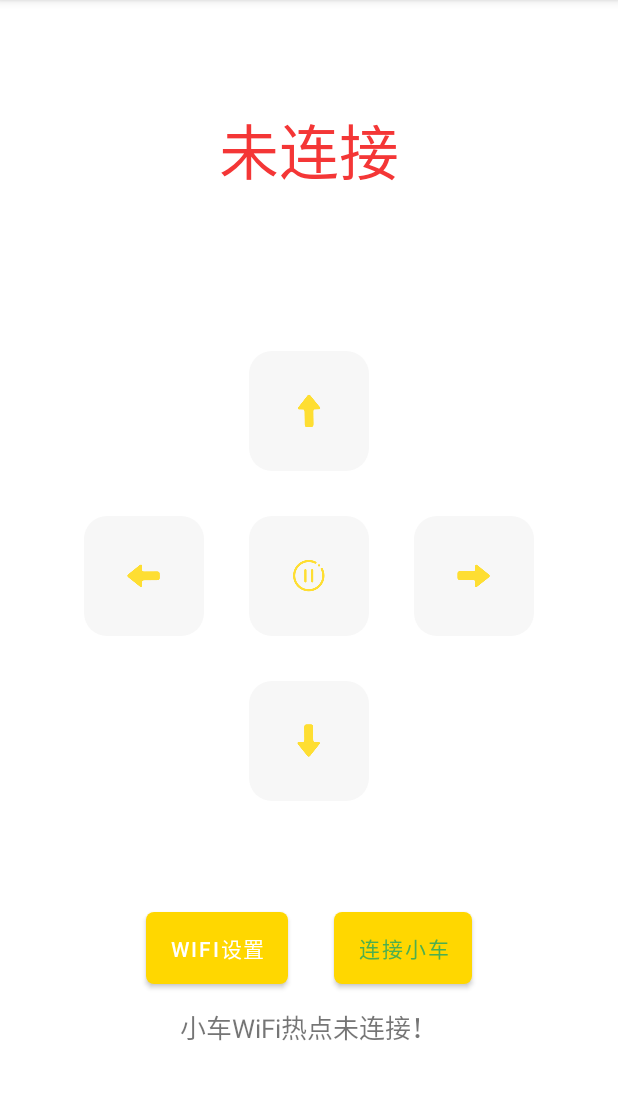
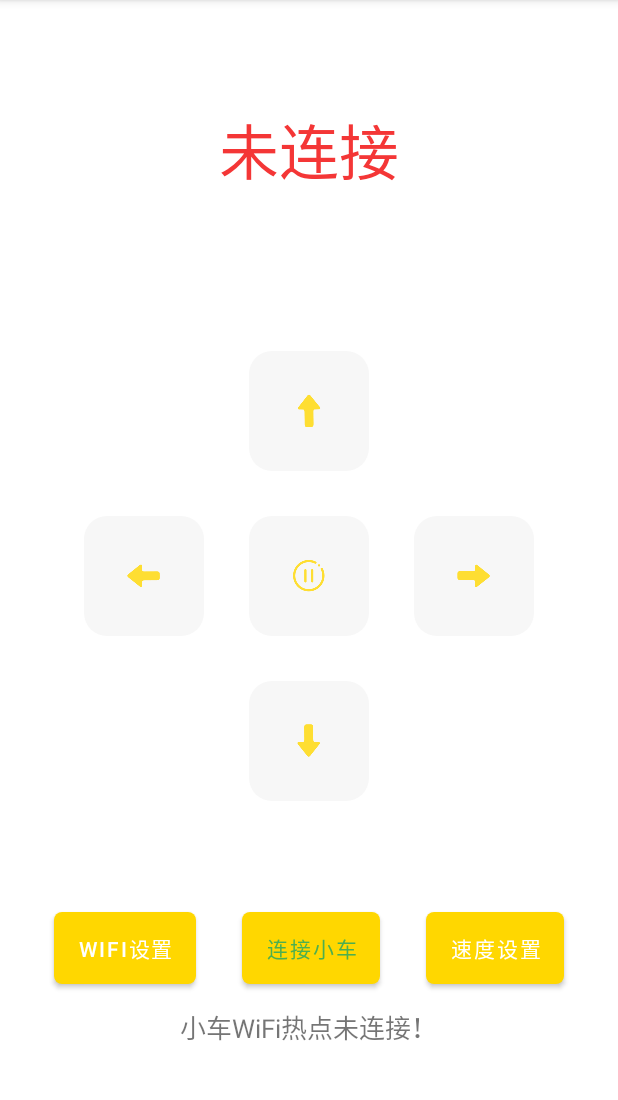
Before and after one commit to VarleyT/SmartCar-Android, an Android app: the screen it shows after launch (MainActivity), on a phone screen of 412 x 824 dp, the part 84-1184 px from its top. Run offline under Robolectric (Android 15) with nearby library versions, the phone set to English and light mode, and no system bars; our stand-ins replace data binding.

Commit message:
新增 速度修改选项

```diff
--- a/app/src/main/res/layout/activity_main.xml
+++ b/app/src/main/res/layout/activity_main.xml
@@ -3,6 +3,7 @@
     xmlns:app="http://schemas.android.com/apk/res-auto">
 
     <data>
+
         <variable
             name="wifiStatusVM"
             type="plus.a66.smartcar.model.WiFiStatusViewModel" />
@@ -131,6 +132,14 @@
                     android:layout_margin="15dp"
                     android:background="@drawable/btn_settings_selector"
                     android:text="@string/connect" />
+
+                <Button
+                    android:id="@+id/updateSpeed"
+                    android:layout_width="wrap_content"
+                    android:layout_height="wrap_content"
+                    android:layout_margin="15dp"
+                    android:background="@drawable/btn_settings_selector"
+                    android:text="@string/speed_settings" />
             </LinearLayout>
 
             <TextView
--- a/app/src/main/res/values/strings.xml
+++ b/app/src/main/res/values/strings.xml
@@ -8,4 +8,5 @@
     <string name="wifi_settings">WiFi设置</string>
     <string name="wifi_connected">小车WiFi热点已连接</string>
     <string name="wifi_disconnected">小车WiFi热点未连接！</string>
+    <string name="speed_settings">速度设置</string>
 </resources>
```
Also changed, not shown: app/src/main/java/plus/a66/smartcar/MainActivity.kt (+14 -1 lines), app/src/main/java/plus/a66/smartcar/constant/MotorSpeed.kt (added, +7 -0 lines), app/src/main/java/plus/a66/smartcar/model/ControlStatusViewModel.kt (+11 -0 lines).
